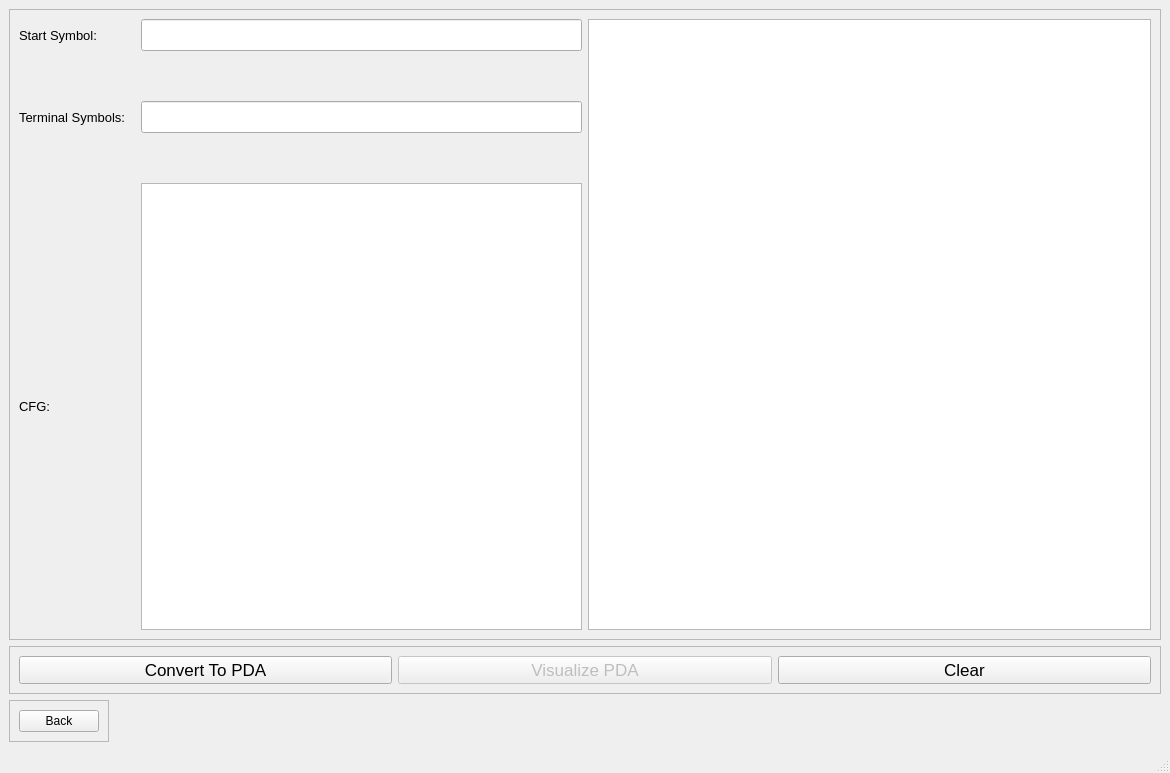
Qt form UI/CFG_to_PDA.ui (Adham-Abdelmaksoud/Automata-Project) before a commit.
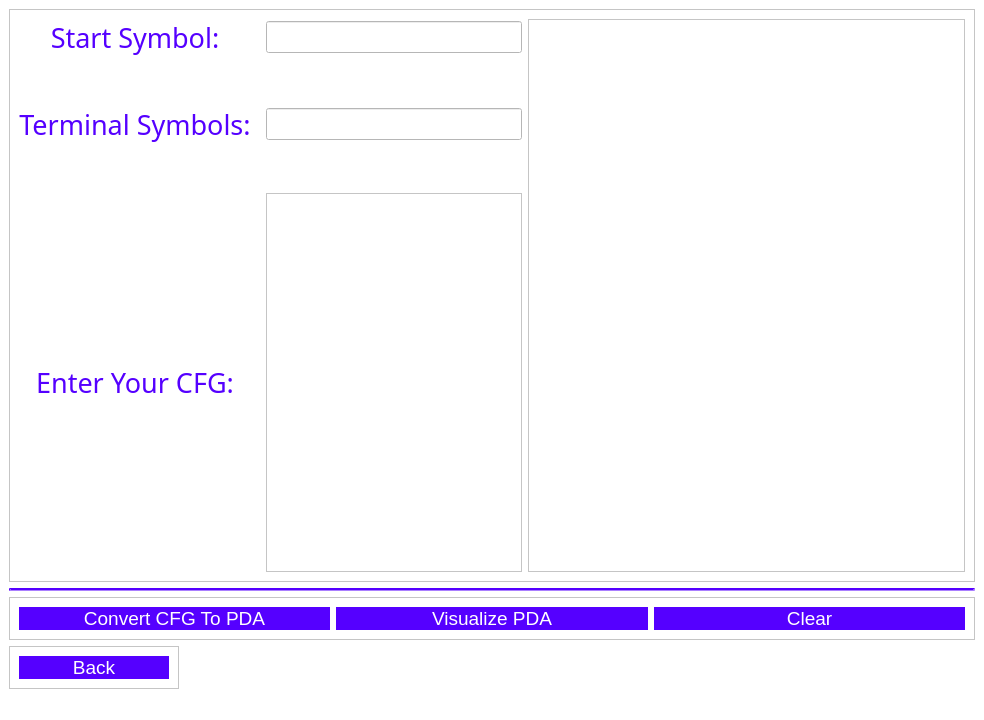
The same form after that commit.

Patch:
```diff
--- a/UI/CFG_to_PDA.ui
+++ b/UI/CFG_to_PDA.ui
@@ -6,18 +6,21 @@
    <rect>
     <x>0</x>
     <y>0</y>
-    <width>1170</width>
-    <height>773</height>
+    <width>984</width>
+    <height>720</height>
    </rect>
   </property>
   <property name="font">
    <font>
-    <pointsize>9</pointsize>
+    <pointsize>8</pointsize>
    </font>
   </property>
   <property name="windowTitle">
    <string>MainWindow</string>
   </property>
+  <property name="styleSheet">
+   <string notr="true">background-color: rgb(255, 255, 255);</string>
+  </property>
   <widget class="QWidget" name="centralwidget">
    <layout class="QVBoxLayout" name="verticalLayout">
     <item>
@@ -47,12 +50,23 @@
           <widget class="QLabel" name="terminalSymbols_lbl">
            <property name="font">
             <font>
-             <pointsize>10</pointsize>
+             <family>Gabriola</family>
+             <pointsize>20</pointsize>
+             <weight>50</weight>
+             <italic>false</italic>
+             <bold>false</bold>
             </font>
            </property>
+           <property name="styleSheet">
+            <string notr="true">color: rgb(85, 0, 255);
+font: 20pt &quot;Gabriola&quot;;</string>
+           </property>
            <property name="text">
             <string>Terminal Symbols:</string>
            </property>
+           <property name="alignment">
+            <set>Qt::AlignCenter</set>
+           </property>
           </widget>
          </item>
          <item row="2" column="1">
@@ -68,11 +82,22 @@
           <widget class="QLabel" name="CFG_lbl">
            <property name="font">
             <font>
-             <pointsize>10</pointsize>
+             <family>Gabriola</family>
+             <pointsize>20</pointsize>
+             <weight>50</weight>
+             <italic>false</italic>
+             <bold>false</bold>
             </font>
            </property>
+           <property name="styleSheet">
+            <string notr="true">color: rgb(85, 0, 255);
+font: 20pt &quot;Gabriola&quot;;</string>
+           </property>
            <property name="text">
-            <string>CFG:</string>
+            <string>Enter Your CFG:</string>
+           </property>
+           <property name="alignment">
+            <set>Qt::AlignCenter</set>
            </property>
           </widget>
          </item>
@@ -85,18 +110,6 @@
            </property>
           </widget>
          </item>
-         <item row="0" column="0" alignment="Qt::AlignLeft">
-          <widget class="QLabel" name="startSymbol_lbl">
-           <property name="font">
-            <font>
-             <pointsize>10</pointsize>
-            </font>
-           </property>
-           <property name="text">
-            <string>Start Symbol:</string>
-           </property>
-          </widget>
-         </item>
          <item row="1" column="1">
           <widget class="QLineEdit" name="terminalSymbols_txt">
            <property name="font">
@@ -106,6 +119,29 @@
            </property>
           </widget>
          </item>
+         <item row="0" column="0">
+          <widget class="QLabel" name="startSymbol_lbl">
+           <property name="font">
+            <font>
+             <family>Gabriola</family>
+             <pointsize>20</pointsize>
+             <weight>50</weight>
+             <italic>false</italic>
+             <bold>false</bold>
+            </font>
+           </property>
+           <property name="styleSheet">
+            <string notr="true">color: rgb(85, 0, 255);
+font: 20pt &quot;Gabriola&quot;;</string>
+           </property>
+           <property name="text">
+            <string>Start Symbol:</string>
+           </property>
+           <property name="alignment">
+            <set>Qt::AlignCenter</set>
+           </property>
+          </widget>
+         </item>
         </layout>
        </item>
        <item>
@@ -123,8 +159,29 @@
       </layout>
      </widget>
     </item>
+    <item>
+     <widget class="Line" name="line">
+      <property name="styleSheet">
+       <string notr="true">border: 2px rgb(85, 0, 255) ; 
+border-style: inset;
+</string>
+      </property>
+      <property name="orientation">
+       <enum>Qt::Horizontal</enum>
+      </property>
+     </widget>
+    </item>
     <item>
      <widget class="QFrame" name="frame">
+      <property name="contextMenuPolicy">
+       <enum>Qt::DefaultContextMenu</enum>
+      </property>
+      <property name="layoutDirection">
+       <enum>Qt::LeftToRight</enum>
+      </property>
+      <property name="styleSheet">
+       <string notr="true"/>
+      </property>
       <property name="frameShape">
        <enum>QFrame::StyledPanel</enum>
       </property>
@@ -136,11 +193,31 @@
         <widget class="QPushButton" name="convert_btn">
          <property name="font">
           <font>
-           <pointsize>13</pointsize>
+           <family>MS Shell Dlg 2</family>
+           <pointsize>14</pointsize>
+           <weight>9</weight>
+           <italic>false</italic>
+           <bold>false</bold>
           </font>
          </property>
+         <property name="autoFillBackground">
+          <bool>false</bool>
+         </property>
+         <property name="styleSheet">
+          <string notr="true">font: 75 14pt &quot;MS Shell Dlg 2&quot;;
+background-color: rgb(85, 0, 255);
+color: rgb(255, 255, 255);
+border-radius: 15px;
+</string>
+         </property>
          <property name="text">
-          <string>Convert To PDA</string>
+          <string>Convert CFG To PDA</string>
+         </property>
+         <property name="default">
+          <bool>false</bool>
+         </property>
+         <property name="flat">
+          <bool>false</bool>
          </property>
         </widget>
        </item>
@@ -151,9 +228,19 @@
          </property>
          <property name="font">
           <font>
-           <pointsize>13</pointsize>
+           <family>MS Shell Dlg 2</family>
+           <pointsize>14</pointsize>
+           <weight>9</weight>
+           <italic>false</italic>
+           <bold>false</bold>
           </font>
          </property>
+         <property name="styleSheet">
+          <string notr="true">font: 75 14pt &quot;MS Shell Dlg 2&quot;;
+background-color: rgb(85, 0, 255);
+color: rgb(255, 255, 255);
+border-radius: 15px;</string>
+         </property>
          <property name="text">
           <string>Visualize PDA</string>
          </property>
@@ -166,9 +253,25 @@
          </property>
          <property name="font">
           <font>
-           <pointsize>13</pointsize>
+           <family>MS Shell Dlg 2</family>
+           <pointsize>14</pointsize>
+           <weight>9</weight>
+           <italic>false</italic>
+           <bold>false</bold>
           </font>
          </property>
+         <property name="acceptDrops">
+          <bool>false</bool>
+         </property>
+         <property name="toolTipDuration">
+          <number>-2</number>
+         </property>
+         <property name="styleSheet">
+          <string notr="true">font: 75 14pt &quot;MS Shell Dlg 2&quot;;
+background-color: rgb(85, 0, 255);
+color: rgb(255, 255, 255);
+border-radius: 15px;</string>
+         </property>
          <property name="text">
           <string>Clear</string>
          </property>
@@ -194,26 +297,45 @@
       <layout class="QHBoxLayout" name="horizontalLayout_3">
        <item>
         <widget class="QPushButton" name="back_btn">
+         <property name="enabled">
+          <bool>true</bool>
+         </property>
          <property name="minimumSize">
           <size>
-           <width>50</width>
+           <width>150</width>
            <height>0</height>
           </size>
          </property>
          <property name="maximumSize">
           <size>
-           <width>350</width>
+           <width>16777215</width>
            <height>16777215</height>
           </size>
          </property>
          <property name="font">
           <font>
-           <pointsize>9</pointsize>
+           <family>MS Shell Dlg 2</family>
+           <pointsize>14</pointsize>
+           <weight>9</weight>
+           <italic>false</italic>
+           <bold>false</bold>
           </font>
          </property>
+         <property name="styleSheet">
+          <string notr="true">font: 75 14pt &quot;MS Shell Dlg 2&quot;;
+background-color: rgb(85, 0, 255);
+color: rgb(255, 255, 255);
+border-radius: 15px;</string>
+         </property>
          <property name="text">
           <string>Back</string>
          </property>
+         <property name="iconSize">
+          <size>
+           <width>20</width>
+           <height>20</height>
+          </size>
+         </property>
         </widget>
        </item>
       </layout>
```
